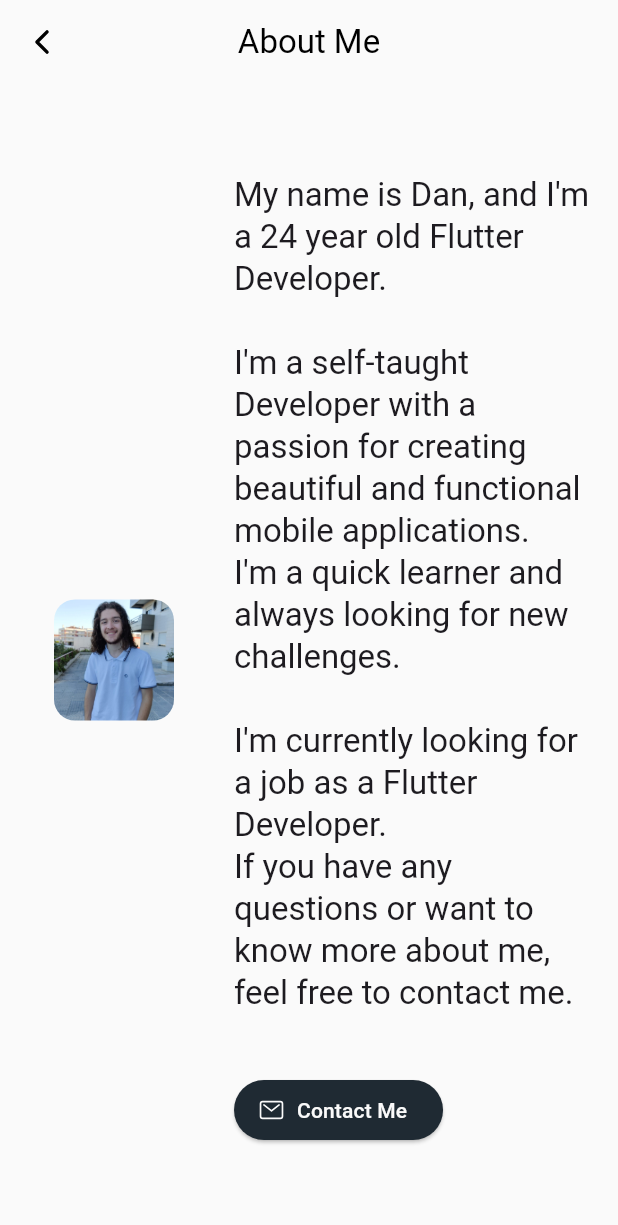
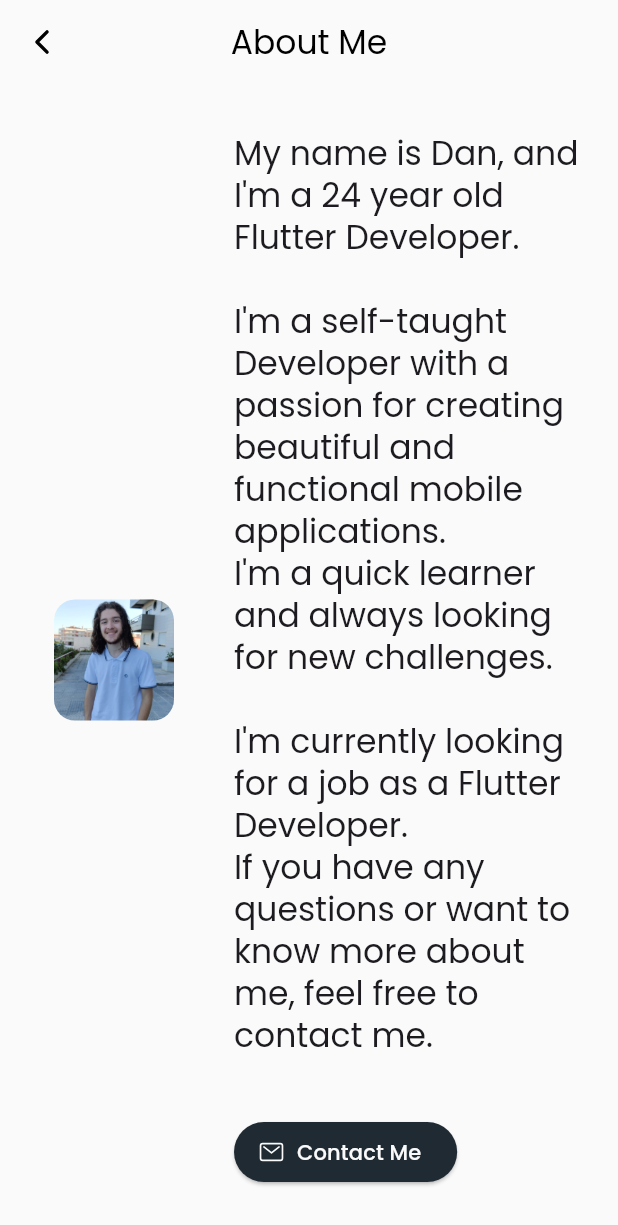
Before and after one commit to danfq/danfq.github.io, a Flutter app: the screen it shows after launch, after a tap on "About Me", on a phone screen of 412 x 824 dp. Shown: the top 1225 px of the screen. Run offline on Flutter 3.47's test engine with Material 3 defaults, Android fonts, the phone set to English and light mode, and no system bars; drawn by our look-alikes of toastification; our stand-ins replace adaptive_theme, flutter_vector_icons, get, google_fonts; missing offline and left inert: github, mailto.

Commit message:
UI Updates

```diff
--- a/assets/txt/about.txt
+++ b/assets/txt/about.txt
@@ -1,4 +1,4 @@
-My name is Dan, and I'm a 24 year old Flutter Developer.
+My name is Dan, and I'm a {{ age }} year old Flutter Developer.
 
 I'm a self-taught Developer with a passion for creating beautiful and functional mobile applications.
 I'm a quick learner and always looking for new challenges.
--- a/lib/main.dart
+++ b/lib/main.dart
@@ -9,6 +9,10 @@
 import 'package:toastification/toastification.dart';
 
 void main() {
+  //Ensure Widgets Binding is initialized
+  WidgetsFlutterBinding.ensureInitialized();
+
+  //Run App
   runApp(
     AdaptiveTheme(
       light: Themes.light,
--- a/lib/pages/about/about.dart
+++ b/lib/pages/about/about.dart
@@ -32,6 +32,9 @@ class _AboutMeState extends State<AboutMe> {
     super.initState();
     loadAboutMeText();
   }
+
+  ///Current Age
+  int currentAge = DateTime.now().year - 2000;
 
   @override
   Widget build(BuildContext context) {
@@ -68,7 +71,10 @@ class _AboutMeState extends State<AboutMe> {
                     children: [
                       //Text About Me
                       Text(
-                        aboutMeText,
+                        aboutMeText.replaceAll(
+                          "{{ age }}",
+                          currentAge.toString(),
+                        ),
                         style: Theme.of(context).textTheme.titleLarge,
                       ),
 
--- a/lib/pages/home/home.dart
+++ b/lib/pages/home/home.dart
@@ -44,25 +44,24 @@ class _HomeState extends State<Home> with SingleTickerProviderStateMixin {
       ),
     ]).animate(_controller);
 
-    //Create First Circle
+    // Initial circles with random delays
     _addCircle();
-
-    //Create Second Circle
     Future.delayed(
       Duration(milliseconds: Random().nextInt(500) + 1000),
       _addCircle,
     );
-
-    //Create Third Circle
     Future.delayed(
       Duration(milliseconds: Random().nextInt(500) + 2000),
       _addCircle,
     );
 
-    //Restart Sequence Every 4 Seconds
+    // Modified timer logic to add random delays
     timer = Timer.periodic(const Duration(seconds: 4), (timer) {
       if (circles.length < 3) {
-        _addCircle();
+        Future.delayed(
+          Duration(milliseconds: Random().nextInt(1000) + 500),
+          _addCircle,
+        );
       }
     });
   }
@@ -78,6 +77,8 @@ class _HomeState extends State<Home> with SingleTickerProviderStateMixin {
 
   ///Add Circle
   void _addCircle() {
+    if (circles.length >= 3) return; // Prevent adding more than 3 circles
+
     setState(() {
       circles.add(CircleData(
         left: random.nextDouble(),
--- a/lib/pages/portfolio.dart
+++ b/lib/pages/portfolio.dart
@@ -16,6 +16,7 @@ class _PortfolioState extends State<Portfolio> {
   Widget build(BuildContext context) {
     return Scaffold(
       appBar: MainWidgets.appBar(
+        backgroundColor: Colors.transparent,
         centerTitle: false,
         allowBack: false,
         title: const Text("DanFQ"),
--- a/lib/pages/projects/projects.dart
+++ b/lib/pages/projects/projects.dart
@@ -73,6 +73,7 @@ class Projects extends StatelessWidget {
                                       width: double.infinity,
                                       padding: const EdgeInsets.all(16.0),
                                       child: ListTile(
+                                        tileColor: Colors.transparent,
                                         title: const Text(
                                           "Creation Date",
                                           style: TextStyle(
@@ -98,6 +99,7 @@ class Projects extends StatelessWidget {
                                       width: double.infinity,
                                       padding: const EdgeInsets.all(16.0),
                                       child: ListTile(
+                                        tileColor: Colors.transparent,
                                         title: const Text(
                                           "Size",
                                           style: TextStyle(
@@ -122,6 +124,7 @@ class Projects extends StatelessWidget {
                                       width: double.infinity,
                                       padding: const EdgeInsets.all(16.0),
                                       child: ListTile(
+                                        tileColor: Colors.transparent,
                                         title: const Text(
                                           "Description",
                                           style: TextStyle(
--- a/pubspec.yaml
+++ b/pubspec.yaml
@@ -22,6 +22,7 @@ dependencies:
   mailto: ^2.0.0
   github: ^9.24.0
   clipboard: ^0.1.3
+  google_fonts: ^6.2.1
 
 dev_dependencies:
   flutter_test:
```
Also changed, not shown: lib/util/themes/themes.dart (+23 -2 lines), pubspec.lock.
